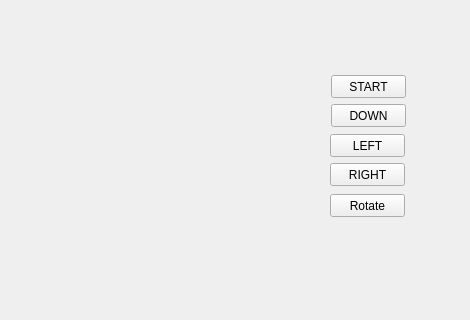
zhoutk/qtDemo, file tetrisGraphicsItem/src/mainwindow.ui: the form before one commit; both pictures show x 0 to 470 and y 106 to 426 of the 470 by 630 pixel window.
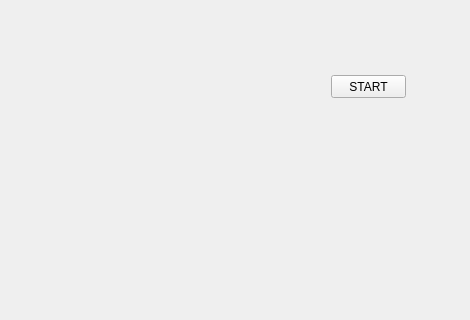
The form after the commit.

Patch:
```diff
--- a/tetrisGraphicsItem/src/mainwindow.ui
+++ b/tetrisGraphicsItem/src/mainwindow.ui
@@ -39,58 +39,6 @@
      <string>START</string>
     </property>
    </widget>
-   <widget class="QPushButton" name="pushButton5">
-    <property name="geometry">
-     <rect>
-      <x>330</x>
-      <y>300</y>
-      <width>75</width>
-      <height>23</height>
-     </rect>
-    </property>
-    <property name="text">
-     <string>Rotate</string>
-    </property>
-   </widget>
-   <widget class="QPushButton" name="pushButton2">
-    <property name="geometry">
-     <rect>
-      <x>331</x>
-      <y>210</y>
-      <width>75</width>
-      <height>23</height>
-     </rect>
-    </property>
-    <property name="text">
-     <string>DOWN</string>
-    </property>
-   </widget>
-   <widget class="QPushButton" name="pushButton4">
-    <property name="geometry">
-     <rect>
-      <x>330</x>
-      <y>269</y>
-      <width>75</width>
-      <height>23</height>
-     </rect>
-    </property>
-    <property name="text">
-     <string>RIGHT</string>
-    </property>
-   </widget>
-   <widget class="QPushButton" name="pushButton3">
-    <property name="geometry">
-     <rect>
-      <x>330</x>
-      <y>240</y>
-      <width>75</width>
-      <height>23</height>
-     </rect>
-    </property>
-    <property name="text">
-     <string>LEFT</string>
-    </property>
-   </widget>
   </widget>
  </widget>
  <resources/>
```
